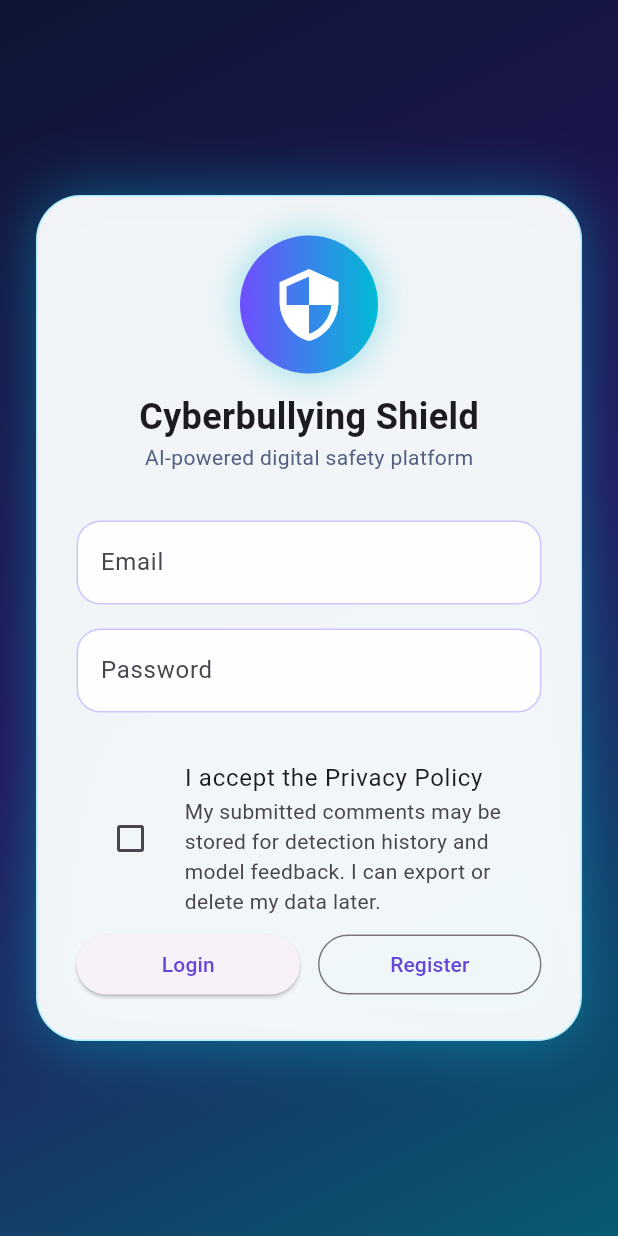
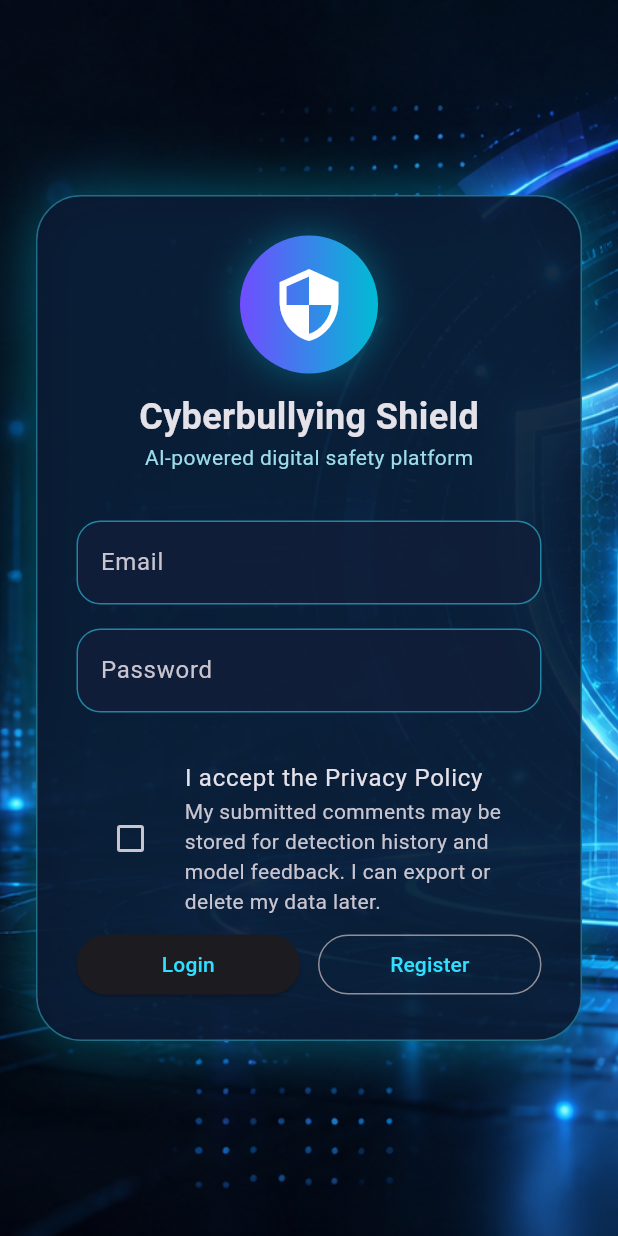
Before and after one commit to smriazul2002-ux/cyberbullying-app, a Flutter app: the screen it shows after launch, on a phone screen of 412 x 824 dp. Run offline on Flutter 3.47's test engine with Material 3 defaults, Android fonts, the phone set to English and light mode, and no system bars; our stand-ins replace firebase_auth, firebase_core, pdf; missing offline and left inert: file_saver; accounts and stored records are empty.

Commit message:
add premium dark cyber visual theme

```diff
--- a/cyber_app/lib/main.dart
+++ b/cyber_app/lib/main.dart
@@ -25,42 +25,43 @@ class MyApp extends StatelessWidget {
       theme: ThemeData(
         useMaterial3: true,
         colorScheme: ColorScheme.fromSeed(
+          brightness: Brightness.dark,
           seedColor: const Color(0xFF6C4DFF),
-          primary: const Color(0xFF6546D7),
-          secondary: const Color(0xFF00AFC7),
-          surface: const Color(0xFFF8F7FF),
+          primary: const Color(0xFF30DFFF),
+          secondary: const Color(0xFF8A6CFF),
+          surface: const Color(0xFF111C36),
         ),
-        scaffoldBackgroundColor: const Color(0xFFF0F4FF),
+        scaffoldBackgroundColor: const Color(0xFF050B18),
         appBarTheme: const AppBarTheme(
           foregroundColor: Colors.white,
-          backgroundColor: Color(0xFF101A3A),
+          backgroundColor: Color(0xEE071225),
           centerTitle: true,
           elevation: 0,
           titleTextStyle: TextStyle(
               color: Colors.white, fontSize: 21, fontWeight: FontWeight.w700),
         ),
         cardTheme: CardThemeData(
-          color: Colors.white.withValues(alpha: .92),
-          elevation: 3,
-          shadowColor: const Color(0x332B1D75),
+          color: const Color(0xD9142343),
+          elevation: 6,
+          shadowColor: const Color(0x6600CAE8),
           shape: RoundedRectangleBorder(
             borderRadius: BorderRadius.circular(20),
-            side: const BorderSide(color: Color(0x226C4DFF)),
+            side: const BorderSide(color: Color(0x6630DFFF)),
           ),
         ),
         inputDecorationTheme: InputDecorationTheme(
           filled: true,
-          fillColor: Colors.white.withValues(alpha: .9),
+          fillColor: const Color(0xCC101D38),
           border: OutlineInputBorder(borderRadius: BorderRadius.circular(16)),
           enabledBorder: OutlineInputBorder(
             borderRadius: BorderRadius.circular(16),
-            borderSide: const BorderSide(color: Color(0x556C4DFF)),
+            borderSide: const BorderSide(color: Color(0x8830DFFF)),
           ),
         ),
         filledButtonTheme: FilledButtonThemeData(
           style: FilledButton.styleFrom(
-            backgroundColor: const Color(0xFF6546D7),
-            foregroundColor: Colors.white,
+            backgroundColor: const Color(0xFF00AFCB),
+            foregroundColor: const Color(0xFF00131A),
             shape:
                 RoundedRectangleBorder(borderRadius: BorderRadius.circular(16)),
             padding: const EdgeInsets.symmetric(vertical: 15, horizontal: 20),
@@ -153,12 +154,10 @@ class _LoginScreenState extends State<LoginScreen> {
     return Scaffold(
         body: Container(
       decoration: const BoxDecoration(
-        gradient: LinearGradient(
-          begin: Alignment.topLeft,
-          end: Alignment.bottomRight,
-          colors: [Color(0xFF0D1635), Color(0xFF24155B), Color(0xFF075B70)],
-        ),
-      ),
+          image: DecorationImage(
+              image: AssetImage('assets/images/cyber_shield_background.png'),
+              fit: BoxFit.cover,
+              alignment: Alignment.center)),
       child: Center(
         child: SingleChildScrollView(
           padding: const EdgeInsets.all(24),
@@ -166,7 +165,7 @@ class _LoginScreenState extends State<LoginScreen> {
               constraints: const BoxConstraints(maxWidth: 470),
               padding: const EdgeInsets.all(26),
               decoration: BoxDecoration(
-                color: Colors.white.withValues(alpha: .94),
+                color: const Color(0xE60A1730),
                 borderRadius: BorderRadius.circular(30),
                 border: Border.all(color: const Color(0x6649E7FF)),
                 boxShadow: const [
@@ -197,7 +196,7 @@ class _LoginScreenState extends State<LoginScreen> {
                     style: TextStyle(fontSize: 24, fontWeight: FontWeight.bold),
                   ),
                   const Text('AI-powered digital safety platform',
-                      style: TextStyle(color: Color(0xFF536080))),
+                      style: TextStyle(color: Color(0xFF9DDDEA))),
                   const SizedBox(height: 32),
                   TextField(
                     controller: emailController,
--- a/cyber_app/pubspec.yaml
+++ b/cyber_app/pubspec.yaml
@@ -25,6 +25,8 @@ dev_dependencies:
 
 flutter:
   uses-material-design: true
+  assets:
+    - assets/images/cyber_shield_background.png
   fonts:
     - family: Noto Sans
       fonts:
```
Also changed, not shown: cyber_app/lib/complete_home.dart (+22 -22 lines), cyber_app/assets/images/cyber_shield_background.png (added), 1 other file.
